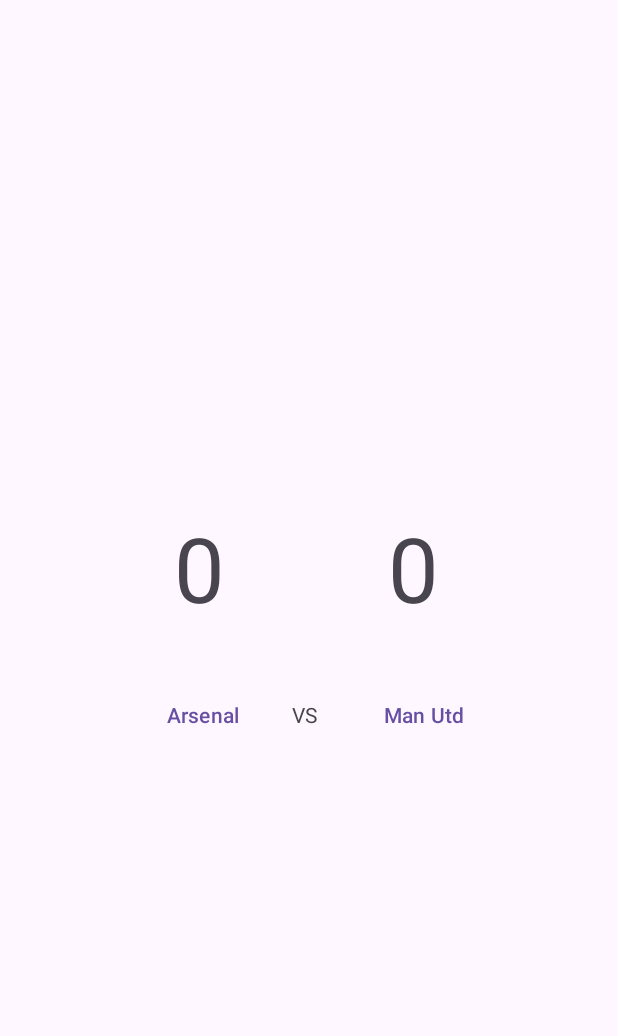
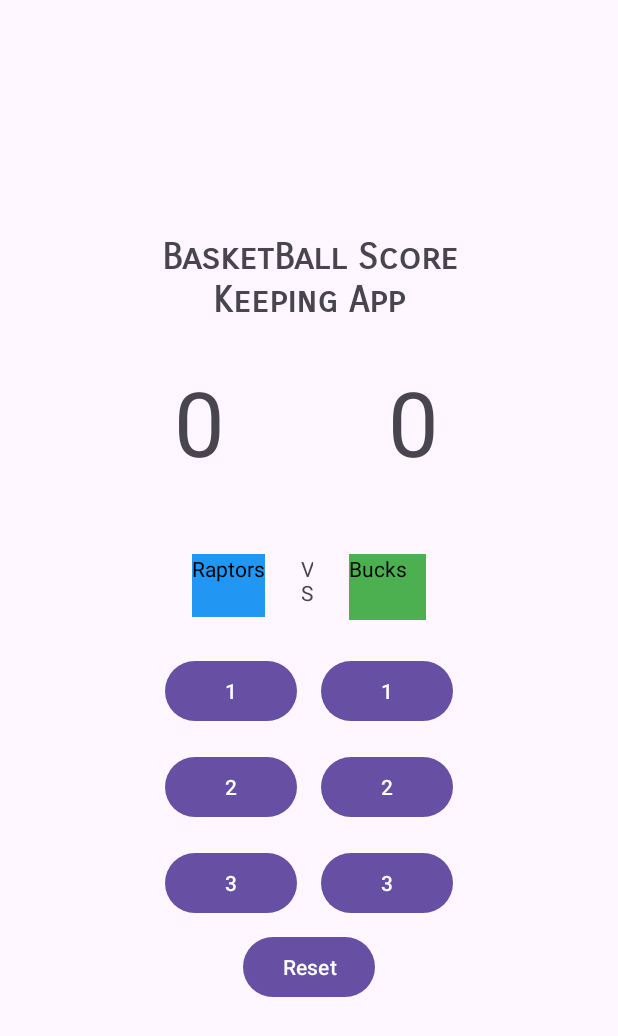
Before and after one commit to majidpawar9/BasketBallScoreTrackingApp, an Android app: the screen it shows after launch (MainActivity), on a phone screen of 412 x 824 dp. Shown: the top 1036 px of the screen. Run offline under Robolectric (Android 15) with nearby library versions, the phone set to English and light mode, and no system bars.

Commit message:
Added functionality to buttons and changed layout

```diff
--- a/app/src/main/java/com/majid/scorekeepingapp/MainActivity.kt
+++ b/app/src/main/java/com/majid/scorekeepingapp/MainActivity.kt
@@ -3,12 +3,67 @@ package com.majid.scorekeepingapp
 import androidx.appcompat.app.AppCompatActivity
 import android.os.Bundle
 import android.widget.Button
+import android.widget.TextView
 
 class MainActivity : AppCompatActivity() {
-    private lateinit var team1Button:Button
-    private lateinit var team2Button:Button
+    private lateinit var team1Button1Pointer:Button
+    private lateinit var team2Button1Pointer:Button
+    private lateinit var team1Button2Pointer:Button
+    private lateinit var team2Button2Pointer:Button
+    private lateinit var team1Button3Pointer:Button
+    private lateinit var team2Button3Pointer:Button
+    private lateinit var reset:Button
+    private lateinit var team1Score:TextView
+    private lateinit var team2Score:TextView
     override fun onCreate(savedInstanceState: Bundle?) {
         super.onCreate(savedInstanceState)
         setContentView(R.layout.activity_main)
+
+        team1Button1Pointer = findViewById(R.id.teamone1pointer)
+        team2Button1Pointer = findViewById(R.id.teamtwo1pointer)
+        team1Button2Pointer = findViewById(R.id.teamone2pointer)
+        team2Button2Pointer = findViewById(R.id.teamtwo2pointer)
+        team1Button3Pointer = findViewById(R.id.teamone3pointer)
+        team2Button3Pointer = findViewById(R.id.teamtwo3pointer)
+        reset = findViewById(R.id.resetButton)
+        team1Score = findViewById(R.id.team1Score)
+        team2Score = findViewById(R.id.team2Score)
+        var team1Scored = 0
+        var team2Scored = 0
+
+        team1Button1Pointer.setOnClickListener{
+
+            team1Scored +=1
+            team1Score.text = team1Scored.toString()
+        }
+        team2Button1Pointer.setOnClickListener{
+            team2Scored +=1
+            team2Score.text = team2Scored.toString()
+        }
+        team1Button2Pointer.setOnClickListener{
+
+            team1Scored +=2
+            team1Score.text = team1Scored.toString()
+        }
+        team2Button2Pointer.setOnClickListener{
+            team2Scored +=2
+            team2Score.text = team2Scored.toString()
+        }
+        team1Button3Pointer.setOnClickListener{
+
+            team1Scored +=3
+            team1Score.text = team1Scored.toString()
+        }
+        team2Button3Pointer.setOnClickListener{
+            team2Scored +=3
+            team2Score.text = team2Scored.toString()
+        }
+        reset.setOnClickListener{
+            team1Scored = 0
+            team2Scored = 0
+            team1Score.text = team1Scored.toString()
+            team2Score.text = team2Scored.toString()
+        }
     }
+
 }
--- a/app/src/main/res/layout/activity_main.xml
+++ b/app/src/main/res/layout/activity_main.xml
@@ -2,8 +2,19 @@
 <LinearLayout xmlns:android="http://schemas.android.com/apk/res/android"
     android:layout_width="match_parent"
     android:layout_height="match_parent"
+    android:backgroundTint="@color/black"
     android:gravity="center"
     android:orientation="vertical">
+
+    <TextView
+        android:id="@+id/title"
+        android:layout_width="205dp"
+        android:layout_height="61dp"
+        android:fontFamily="sans-serif-smallcaps"
+        android:gravity="center"
+        android:text="@string/app_name"
+        android:textSize="24sp"
+        android:textStyle="bold" />
 
     <LinearLayout
         android:layout_width="wrap_content"
@@ -17,7 +28,7 @@
             android:layout_weight="1"
             android:gravity="center"
             android:padding="24dp"
-            android:text="0"
+            android:text="@string/team1Score"
             android:textSize="60sp" />
 
         <TextView
@@ -27,7 +38,7 @@
             android:layout_weight="1"
             android:gravity="center"
             android:padding="24dp"
-            android:text="0"
+            android:text="@string/team2Score"
             android:textSize="60sp" />
     </LinearLayout>
 
@@ -37,27 +48,103 @@
         android:orientation="horizontal">
 
 
-        <Button
-            android:id="@+id/team1Button"
-            style="?android:attr/buttonBarButtonStyle"
+        <TextView
+            android:id="@+id/team1Title"
             android:layout_width="wrap_content"
-            android:layout_height="wrap_content"
-            android:text="@string/team1Button" />
+            android:layout_height="42dp"
+            android:background="#2196F3"
+            android:text="@string/team1Title"
+            android:textColor="@color/black" />
 
         <TextView
-            android:layout_width="wrap_content"
+            android:layout_width="56dp"
             android:layout_height="wrap_content"
             android:layout_weight="1"
+            android:backgroundTint="@color/black"
             android:gravity="center"
             android:padding="24dp"
             android:text="VS" />
 
+        <TextView
+            android:id="@+id/team2Title"
+            android:layout_width="51dp"
+            android:layout_height="44dp"
+            android:background="#4CAF50"
+            android:text="@string/team2Title"
+            android:textColor="@color/black" />
+    </LinearLayout>
+
+    <LinearLayout
+        android:layout_width="wrap_content"
+        android:layout_height="wrap_content"
+        android:orientation="horizontal">
+
         <Button
-            android:id="@+id/team2Button"
-            style="?android:attr/buttonBarButtonStyle"
+            android:id="@+id/teamone1pointer"
             android:layout_width="wrap_content"
             android:layout_height="wrap_content"
-            android:text="@string/team2Button" />
+            android:layout_margin="8dp"
+            android:layout_marginStart="8dp"
+            android:text="1" />
+
+        <Button
+            android:id="@+id/teamtwo1pointer"
+            android:layout_width="wrap_content"
+            android:layout_height="wrap_content"
+            android:layout_margin="8dp"
+            android:layout_marginStart="8dp"
+            android:text="1" />
     </LinearLayout>
 
+    <LinearLayout
+        android:layout_width="wrap_content"
+        android:layout_height="wrap_content"
+        android:orientation="horizontal">
+
+        <Button
+            android:id="@+id/teamone2pointer"
+            android:layout_width="match_parent"
+            android:layout_height="wrap_content"
+            android:layout_margin="8dp"
+            android:layout_marginStart="8dp"
+            android:text="2" />
+
+        <Button
+            android:id="@+id/teamtwo2pointer"
+            android:layout_width="match_parent"
+            android:layout_height="wrap_content"
+            android:layout_margin="8dp"
+            android:layout_marginStart="8dp"
+            android:text="2" />
+    </LinearLayout>
+
+    <LinearLayout
+        android:layout_width="wrap_content"
+        android:layout_height="wrap_content"
+        android:orientation="horizontal">
+
+        <Button
+            android:id="@+id/teamone3pointer"
+            android:layout_width="match_parent"
+            android:layout_height="wrap_content"
+            android:layout_margin="8dp"
+            android:layout_marginStart="8dp"
+            android:text="3" />
+
+        <Button
+            android:id="@+id/teamtwo3pointer"
+            android:layout_width="match_parent"
+            android:layout_height="wrap_content"
+            android:layout_margin="8dp"
+            android:layout_marginStart="8dp"
+            android:text="3" />
+
+
+    </LinearLayout>
+
+    <Button
+        android:id="@+id/resetButton"
+        android:layout_width="wrap_content"
+        android:layout_height="wrap_content"
+        android:text="@string/reset" />
 </LinearLayout>
--- a/app/src/main/res/values/strings.xml
+++ b/app/src/main/res/values/strings.xml
@@ -1,5 +1,8 @@
 <resources>
-    <string name="app_name">ScoreKeepingApp</string>
-    <string name="team1Button">Arsenal</string>
-    <string name="team2Button">Man Utd</string>
+    <string name="app_name">BasketBall Score Keeping App</string>
+    <string name="team1Title">Raptors</string>
+    <string name="team2Title">Bucks</string>
+    <string name="team1Score">0</string>
+    <string name="team2Score">0</string>
+    <string name="reset">Reset</string>
 </resources>
```
